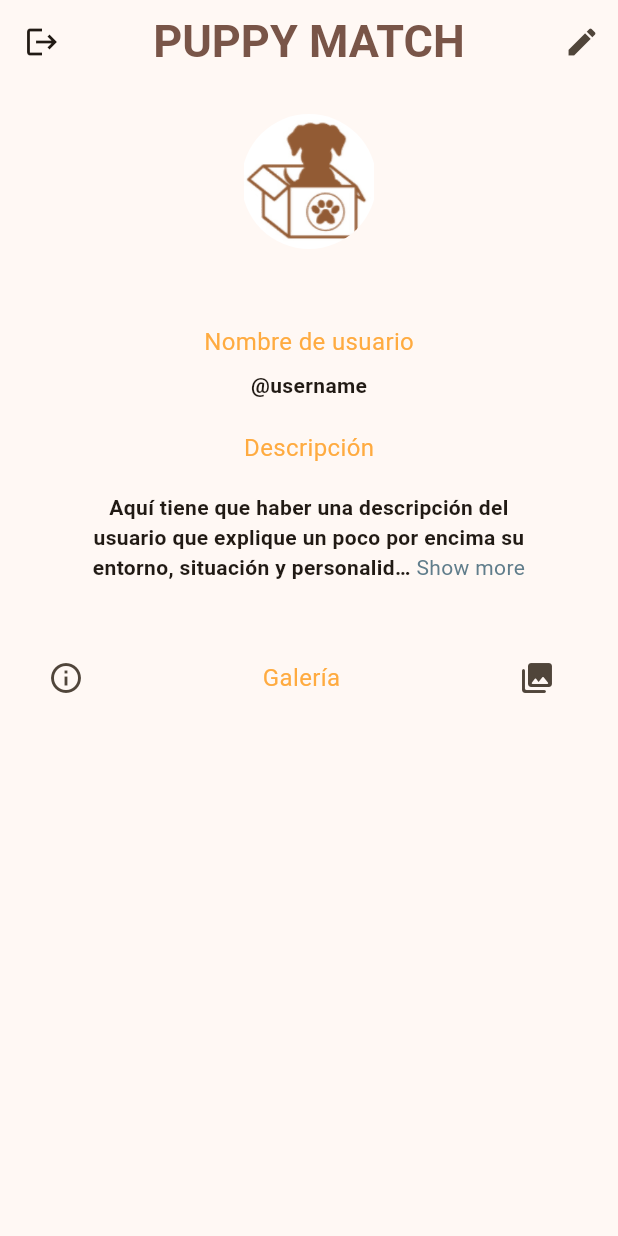
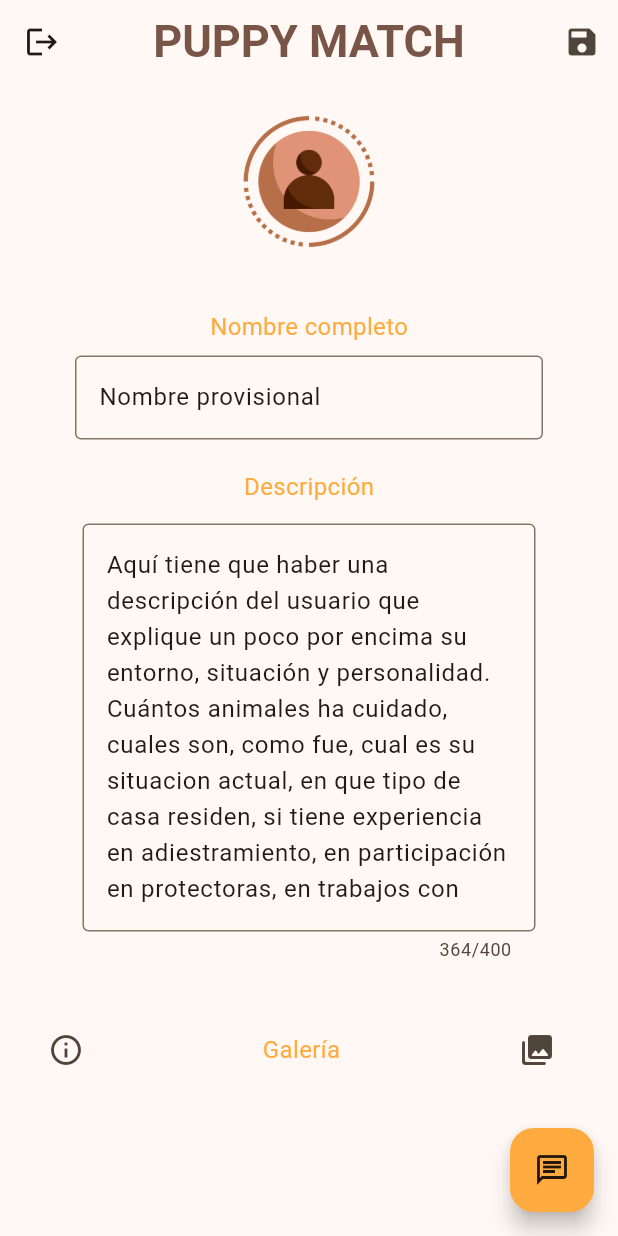
Before and after one commit to saandrsm/puppy_match, a Flutter app: the ProfilePage screen opened by its route, after a tap on the "edit" icon, on a phone screen of 412 x 824 dp. Run offline on Flutter 3.47's test engine with Material 2 defaults, Android fonts, the phone set to English and light mode, and no system bars; drawn by our look-alikes of readmore; our stand-ins replace dropdown_textfield, email_validator, firebase_auth, firebase_core, firebase_storage, image_picker; accounts and stored records are empty.

Commit message:
implementacion de campos editables en profile.dart

```diff
--- a/lib/screens/profile.dart
+++ b/lib/screens/profile.dart
@@ -13,8 +13,10 @@ class ProfilePage extends StatefulWidget {
 
 class _ProfilePageState extends State<ProfilePage> {
   bool isEditing = false;
-  TextEditingController textEditingController = TextEditingController();
-  String initialText =
+  TextEditingController textEditingController1 = TextEditingController();
+  TextEditingController textEditingController2 = TextEditingController();
+  String initialText1 = 'Nombre provisional';
+  String initialText2 =
       'Aquí tiene que haber una descripción del usuario que explique '
       'un poco por encima su entorno, situación y personalidad. '
       'Cuántos animales ha cuidado, cuales son, como fue, cual es su situacion '
@@ -23,21 +25,24 @@ class _ProfilePageState extends State<ProfilePage> {
       'animales, etc. Tendrá un máximo de caracteres. ';
 
   void dispose() {
-    textEditingController.dispose();
+    textEditingController1.dispose();
+    textEditingController2.dispose();
     super.dispose();
   }
 
   void startEditing() {
     setState(() {
       isEditing = true;
-      textEditingController.text = initialText;
+      textEditingController1.text = initialText1;
+      textEditingController2.text = initialText2;
     });
   }
 
   void saveText() {
     setState(() {
       isEditing = false;
-      initialText = textEditingController.text;
+      initialText1 = textEditingController1.text;
+      initialText2 = textEditingController2.text;
     });
   }
 
@@ -107,9 +112,18 @@ class _ProfilePageState extends State<ProfilePage> {
           },
         ),
         actions: [
-          IconButton(
-            onPressed: () {},
-            icon: const Icon(Icons.edit),
+          isEditing
+            ? IconButton(
+              onPressed: () {
+                saveText();
+              },
+              icon: const Icon(Icons.save),
+            )
+              : IconButton(
+                onPressed: () {
+                  startEditing();
+                },
+                icon: const Icon(Icons.edit),
           ),
         ],
       ),
@@ -127,12 +141,12 @@ class _ProfilePageState extends State<ProfilePage> {
               decoration: const BoxDecoration(
                 shape: BoxShape.circle, //forma de imagen circular
                 image: DecorationImage(
-                    image: AssetImage('assets/puppy_match.png'),
+                    image: AssetImage('assets/icono_perfil.png'),
                     fit: BoxFit.contain),
               ),
             ),
           ),
-          const SizedBox(height: 20), //espacio en blanco de separación
+          const SizedBox(height: 10), //espacio en blanco de separación
           //dataSection,
           Container(
             padding: const EdgeInsets.all(30),
@@ -147,16 +161,24 @@ class _ProfilePageState extends State<ProfilePage> {
                         //contenedor de texto (para poder poner padding)
                         padding: const EdgeInsets.only(bottom: 8),
                         child: const Text(
-                          'Nombre de usuario',
+                          'Nombre completo',
                           style: TextStyle(
                             color: Colors.orangeAccent,
                             fontSize: 16,
                           ),
                         ),
                       ),
-                      const Text(
-                        '@username',
-                        style: TextStyle(
+                       isEditing
+                       ? TextField(
+                         controller: textEditingController1,
+                         textCapitalization: TextCapitalization.sentences,
+                         decoration: const InputDecoration(
+                           border: OutlineInputBorder(),
+                         ),
+                       )
+                       : Text(
+                        initialText1,
+                        style: const TextStyle(
                           fontWeight: FontWeight.bold,
                         ),
                       ),
@@ -175,18 +197,20 @@ class _ProfilePageState extends State<ProfilePage> {
                       ),
                       //prueba de paquete de texto ocultable (leer mas, leer menos)
                       Padding(
-                        padding: const EdgeInsets.all(10.0),
+                        padding: const EdgeInsets.all(5.0),
                         child: isEditing
                             ? TextField(
-                                controller: textEditingController,
+                                controller: textEditingController2,
+                                textCapitalization: TextCapitalization.sentences,
+                                textAlign: TextAlign.start,
+                                maxLength: 400,
                                 decoration: const InputDecoration(
                                   border: OutlineInputBorder(),
                                 ),
+                                maxLines: 10,
                               )
-                            : GestureDetector(
-                                onTap: startEditing,
-                                child: ReadMoreText(
-                                  initialText,
+                            : ReadMoreText(
+                                  initialText2,
                                   textAlign: TextAlign.center,
                                   //texto justificado
                                   trimLines: 3,
@@ -210,7 +234,6 @@ class _ProfilePageState extends State<ProfilePage> {
                                         FontWeight.bold, //estilo en negrita
                                   ),
                                 ),
-                              ),
                       ),
                     ],
                   ),
@@ -308,21 +331,21 @@ class _ProfilePageState extends State<ProfilePage> {
               }),
         ],
       ),
-      // floatingActionButton: FloatingActionButton(
-      //   //button flotante para acceder al chat
-      //   backgroundColor: Colors.orangeAccent,
-      //   foregroundColor: Colors.black87,
-      //   onPressed: () {
-      //     //falta añadir funcionalidad
-      //   },
-      //   child: const Icon(Icons.chat_outlined),
-      // ),
-      floatingActionButton: isEditing
-          ? FloatingActionButton(
-              onPressed: saveText,
-              child: const Icon(Icons.save),
-            )
-          : null,
+      floatingActionButton: FloatingActionButton(
+        //button flotante para acceder al chat
+        backgroundColor: Colors.orangeAccent,
+        foregroundColor: Colors.black87,
+        onPressed: () {
+          //falta añadir funcionalidad
+        },
+        child: const Icon(Icons.chat_outlined),
+      ),
+      // floatingActionButton: isEditing
+      //     ? FloatingActionButton(
+      //         onPressed: saveText,
+      //         child: const Icon(Icons.save),
+      //       )
+      //     : null,
     );
   }
 
--- a/pubspec.yaml
+++ b/pubspec.yaml
@@ -43,3 +43,4 @@ flutter:
     - assets/puppy_match.png
     - assets/puppy_match-2.png
     - assets/golden-retriever.jpg
+    - assets/icono_perfil.png
```
Also changed, not shown: assets/icono_perfil.png (added).
